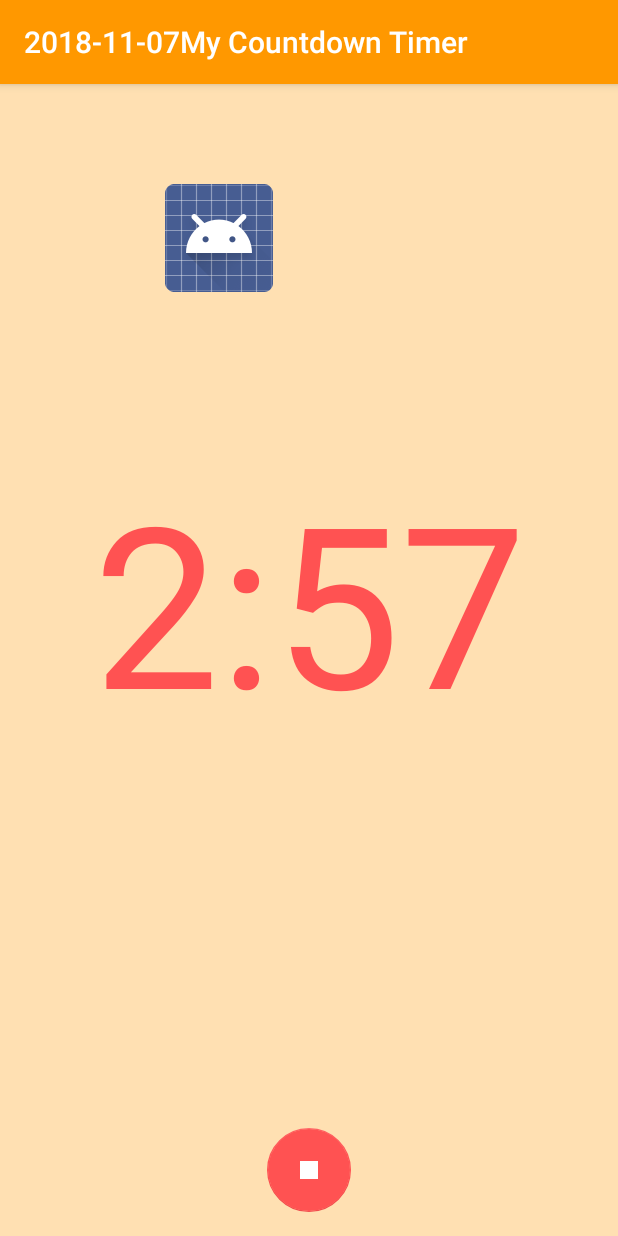
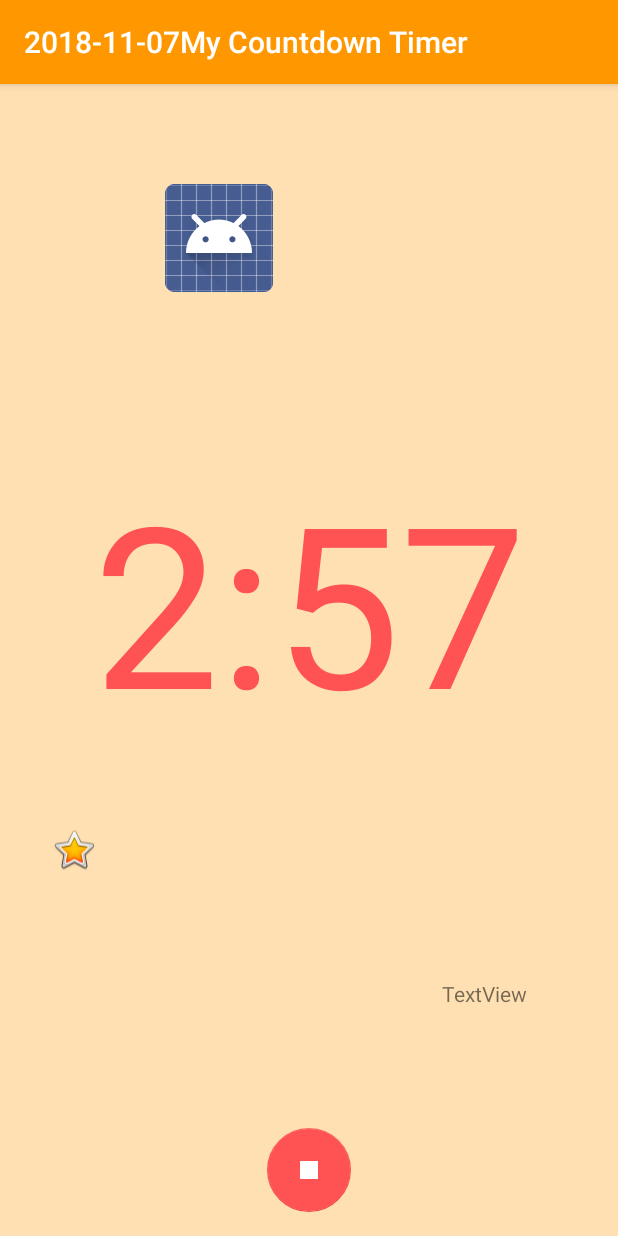
Before and after one commit to t7m3/20181107MyCountdownTimer, an Android app: the screen it shows after launch (MainActivity), after a tap on an icon or button, on a phone screen of 412 x 824 dp. Run offline under Robolectric (Android 15) with nearby library versions, the phone set to English and light mode, and no system bars.

Commit message:
2018-12-01 1回目のコミット（自機の移動を追加した）

```diff
--- a/app/src/main/java/com/example/njc_2018/a2018_11_07mycountdowntimer/MainActivity.kt
+++ b/app/src/main/java/com/example/njc_2018/a2018_11_07mycountdowntimer/MainActivity.kt
@@ -5,16 +5,19 @@ import android.media.SoundPool
 import android.os.Bundle
 import android.os.CountDownTimer
 import android.support.v7.app.AppCompatActivity
+import android.util.DisplayMetrics
+import android.view.MotionEvent
 import kotlinx.android.synthetic.main.activity_main.*
-import android.util.DisplayMetrics
-
-
 
 class MainActivity : AppCompatActivity() {
 
     private lateinit var soundPool: SoundPool
     private  var soundResID = 0
+
     private var dir = 1  //アニメーション用の変数の宣言
+    private var screenWidth = 0  //スクリーンの幅を格納する変数の宣言
+    private var screenHeight = 0   //スクリーンの高さ格納する変数の宣言
+
 
     inner class MyCountDownTimer(millisInFuture: Long, countDownInterval: Long) :
         CountDownTimer(millisInFuture, countDownInterval) {
@@ -26,7 +29,7 @@ class MainActivity : AppCompatActivity() {
             val second = millisUntilFinished / 1000 % 60
             timerText.text = "%1d:%2$02d".format(minute, second)
 
-            enemyMove(5)
+            enemyMove(5)  //アニメーション
 
         }
 
@@ -42,6 +45,12 @@ class MainActivity : AppCompatActivity() {
         super.onCreate(savedInstanceState)
         setContentView(R.layout.activity_main)
 
+        // スクリーンの幅と高さを取得する
+        val dMetrics = DisplayMetrics()  //DisplayMetrics のインスタンスを生成する
+        windowManager.defaultDisplay.getMetrics(dMetrics)  //スクリーンサイズを取得しているらしい
+        screenWidth = dMetrics.widthPixels  //スクリーンの幅を取得
+        screenHeight = dMetrics.heightPixels  //スクリーンの高さを取得
+
         timerText.text = "3:00"
         val timer = MyCountDownTimer(3 * 60 * 1000, 100)
         //timerText.text = "0:20"                                                             //20秒　デバッグ用
@@ -50,6 +59,10 @@ class MainActivity : AppCompatActivity() {
         // imageViewEnemy の初期位置の設定
         imageViewEnemy.x = 50F
         imageViewEnemy.y = 100F
+
+        // mageViewPlayer の初期位置の設定
+        imageViewPlayer.x = 50F
+        imageViewPlayer.y = screenHeight.toFloat() * 0.6F
 
         playStop.setOnClickListener {
             when (timer.isRunning){
@@ -83,12 +96,6 @@ class MainActivity : AppCompatActivity() {
     //アニメーション用のメソッド
     fun enemyMove(x: Int){
 
-        val dMetrics = DisplayMetrics()  //DisplayMetrics のインスタンスを生成する
-        windowManager.defaultDisplay.getMetrics(dMetrics)  //スクリーンサイズを取得しているらしい
-
-        val screenWidth = dMetrics.widthPixels  //スクリーンの幅を取得
-        val screenHeight = dMetrics.heightPixels  //スクリーンの高さを取得
-
         imageViewEnemy.x = imageViewEnemy.x + x * dir
 
         if(imageViewEnemy.x < 0 ||  screenWidth - imageViewEnemy.width < imageViewEnemy.x ){
@@ -96,4 +103,33 @@ class MainActivity : AppCompatActivity() {
         }
 
     }
+
+    //画面タッチのメソッドの定義
+    override fun onTouchEvent(event: MotionEvent): Boolean {
+
+        val x = event.x                //タッチした場所のＸ座標
+        val y = event.y                //タッチした場所のＹ座標
+
+        textView.text = "X座標：$x　Y座標：$y"
+
+        when (event.action) {
+
+            MotionEvent.ACTION_DOWN -> {
+                textView.append("　ACTION_DOWN")
+                imageViewPlayer.setX(x)
+            }
+
+            MotionEvent.ACTION_UP -> textView.append("　ACTION_UP")
+
+            MotionEvent.ACTION_MOVE -> {
+                textView.append("　ACTION_MOVE")
+                imageViewPlayer.setX(x)
+            }
+
+            MotionEvent.ACTION_CANCEL -> textView.append("　ACTION_CANCEL")
+        }
+
+        return true
+
+    }
 }
--- a/app/src/main/res/layout/activity_main.xml
+++ b/app/src/main/res/layout/activity_main.xml
@@ -27,4 +27,19 @@
             android:layout_height="wrap_content" app:srcCompat="@android:drawable/sym_def_app_icon"
             tools:layout_editor_absoluteY="27dp" tools:layout_editor_absoluteX="179dp"
             android:id="@+id/imageViewEnemy"/>
+    <ImageView
+            android:layout_width="wrap_content"
+            android:layout_height="wrap_content" app:srcCompat="@android:drawable/btn_star_big_on"
+            tools:layout_editor_absoluteY="361dp" tools:layout_editor_absoluteX="48dp"
+            android:id="@+id/imageViewPlayer"/>
+    <TextView
+            android:text="TextView"
+            android:layout_width="wrap_content"
+            android:layout_height="wrap_content"
+            android:id="@+id/textView" android:layout_marginBottom="8dp"
+            app:layout_constraintBottom_toBottomOf="parent" android:layout_marginTop="8dp"
+            app:layout_constraintTop_toBottomOf="@+id/timerText" app:layout_constraintEnd_toEndOf="parent"
+            android:layout_marginEnd="8dp" android:layout_marginRight="8dp"
+            app:layout_constraintStart_toEndOf="@+id/playStop" android:layout_marginLeft="8dp"
+            android:layout_marginStart="8dp"/>
 </android.support.constraint.ConstraintLayout>
```
